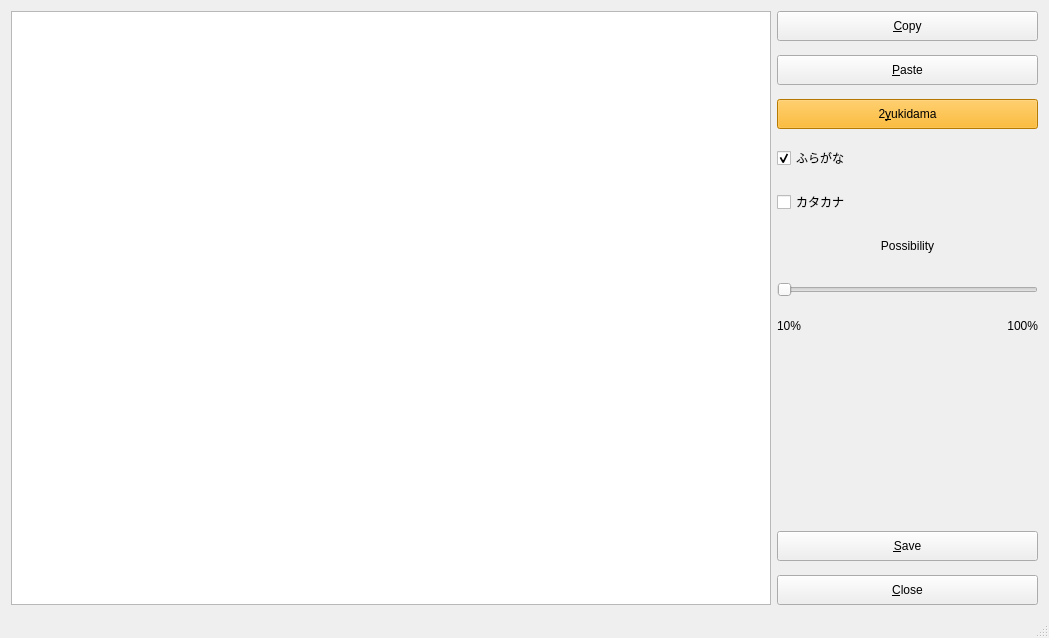
This is programwindow.ui in Syjgin/ukidamator as Qt 5 draws it before an edit. The edited form follows.
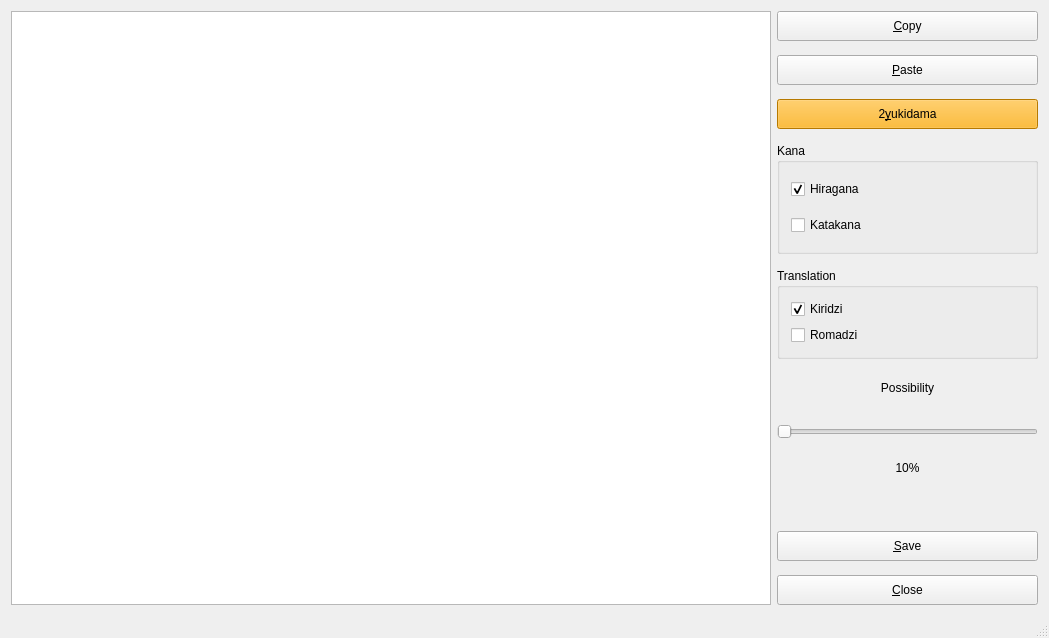
This is the edited form.

Commit message: Kiridzi and romadzi distinct translation added

What changed in the file:
```diff
--- a/programwindow.ui
+++ b/programwindow.ui
@@ -78,6 +78,12 @@
        </widget>
       </item>
       <item>
+       <widget class="QGroupBox" name="groupBox">
+        <property name="title">
+         <string>Kana</string>
+        </property>
+        <layout class="QVBoxLayout" name="verticalLayout_2">
+         <item>
        <widget class="QCheckBox" name="hiraganaCheckBox">
         <property name="minimumSize">
          <size>
@@ -86,7 +92,7 @@
          </size>
         </property>
         <property name="text">
-         <string>ふらがな</string>
+            <string>Hiragana</string>
         </property>
         <property name="checked">
          <bool>true</bool>
@@ -102,8 +108,37 @@
          </size>
         </property>
         <property name="text">
-         <string>カタカナ</string>
-        </property>
+            <string>Katakana</string>
+           </property>
+          </widget>
+         </item>
+        </layout>
+       </widget>
+      </item>
+      <item>
+       <widget class="QGroupBox" name="groupBox_2">
+        <property name="title">
+         <string>Translation</string>
+        </property>
+        <layout class="QVBoxLayout" name="verticalLayout_3">
+         <item>
+          <widget class="QCheckBox" name="kiridziCheckBox">
+           <property name="text">
+            <string>Kiridzi</string>
+           </property>
+           <property name="checked">
+            <bool>true</bool>
+           </property>
+          </widget>
+         </item>
+         <item>
+          <widget class="QCheckBox" name="romadziCheckBox">
+           <property name="text">
+            <string>Romadzi</string>
+           </property>
+          </widget>
+         </item>
+        </layout>
        </widget>
       </item>
       <item>
@@ -151,25 +186,14 @@
        </widget>
       </item>
       <item>
-       <layout class="QHBoxLayout" name="horizontalLayout_2">
-        <item>
-         <widget class="QLabel" name="label_2">
+       <widget class="QLabel" name="possibilityLabel">
           <property name="text">
-           <string>10%</string>
-          </property>
-         </widget>
-        </item>
-        <item>
-         <widget class="QLabel" name="label_3">
-          <property name="text">
-           <string>100%</string>
+         <string notr="true">10%</string>
           </property>
           <property name="alignment">
-           <set>Qt::AlignRight|Qt::AlignTrailing|Qt::AlignVCenter</set>
-          </property>
-         </widget>
-        </item>
-       </layout>
+         <set>Qt::AlignCenter</set>
+        </property>
+       </widget>
       </item>
       <item>
        <spacer name="verticalSpacer">
```
Lines whose indentation alone changed are shown as unchanged. The commit also changes 5 other files.
